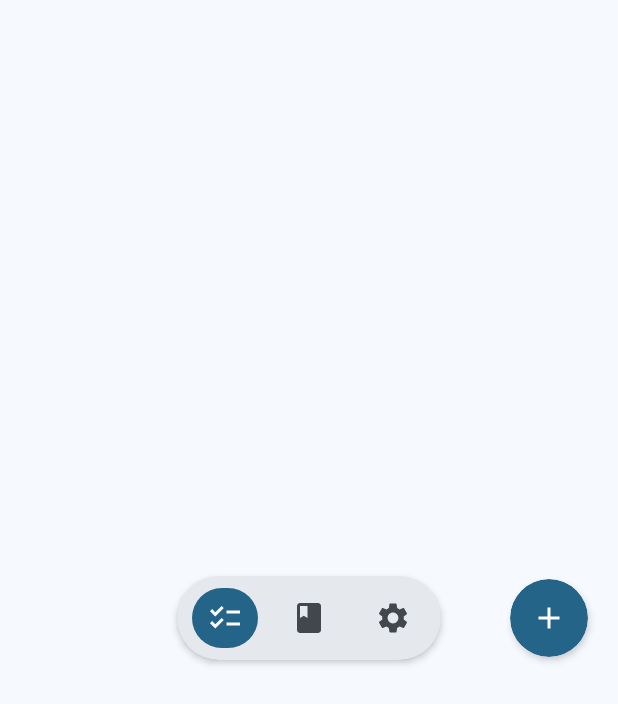
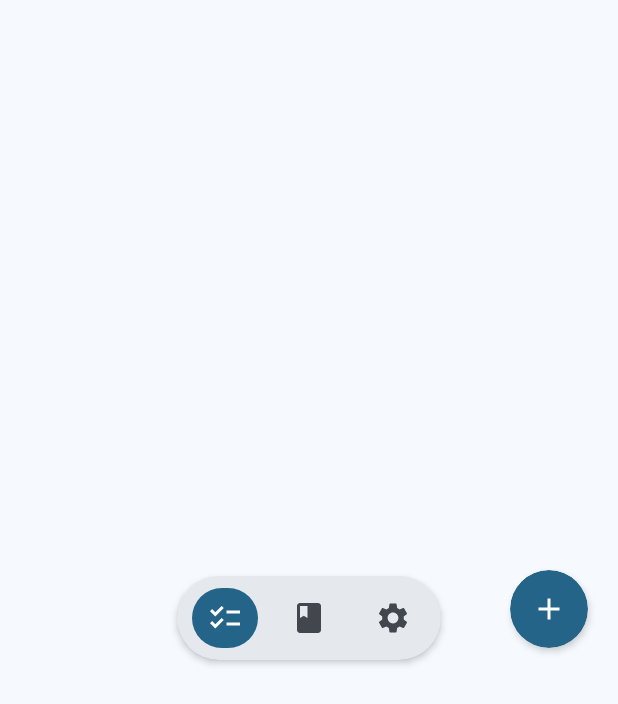
Before and after one commit to agustin-meza99/NotallyU-UNAMAD, an Android app built with Jetpack Compose: the @Preview function VistaPreviaClusterConFab, on a phone screen of 412 x 824 dp. Shown: the top 704 px of the screen. Run offline under Robolectric (Android 15) with nearby library versions, the phone set to English and light mode, and no system bars; Roboto replaces fonts that are not available here.

Commit message:
fix(cursos): mueve el FAB abajo sobre la barra flotante
Se extrae el FAB de Hoy (FloatingNavBar) a NotallyFab para no duplicar el
estilo: 52 dp circular, primary/onPrimary, icono + y sombra de 3 dp. Cursos
lo reutiliza flotando abajo a la derecha, 16 dp sobre el cluster inferior,
solo cuando hay cursos. La cabecera queda con el bloque de título/contadores.

El contentPadding inferior de la lista sube a rellenoInferiorLista (96 dp),
el mismo criterio que Hoy, para que la última tarjeta no quede bajo el FAB ni
la barra. Sin cambios de datos, tarjetas ni contadores.

```diff
--- a/app/src/main/java/com/example/notally/ui/components/FloatingNavBar.kt
+++ b/app/src/main/java/com/example/notally/ui/components/FloatingNavBar.kt
@@ -9,7 +9,6 @@ import androidx.compose.animation.fadeOut
 import androidx.compose.animation.scaleIn
 import androidx.compose.animation.scaleOut
 import androidx.compose.foundation.background
-import androidx.compose.foundation.clickable
 import androidx.compose.foundation.indication
 import androidx.compose.foundation.interaction.MutableInteractionSource
 import androidx.compose.foundation.layout.Arrangement
@@ -178,9 +177,11 @@ fun FloatingNavBar(
             modifier = Modifier.align(Alignment.CenterEnd),
         ) {
             accionRecordada.value?.let { accion ->
-                BotonAccionPrincipal(
+                NotallyFab(
                     alPulsar = accion,
                     descripcion = descripcionAccionPrincipal,
+                    // El FAB sobresale 6 dp del borde superior de la píldora (§6).
+                    modifier = Modifier.offset(y = (-6).dp),
                 )
             }
         }
@@ -293,38 +294,6 @@ private fun DestinoCluster(item: FloatingNavItem) {
     }
 }
 
-@Composable
-private fun BotonAccionPrincipal(
-    alPulsar: () -> Unit,
-    descripcion: String,
-) {
-    val colores = MaterialTheme.colorScheme
-    var enfocado by remember { mutableStateOf(false) }
-
-    Box(
-        modifier = Modifier
-            .size(52.dp)
-            .onFocusChanged { enfocado = it.isFocused }
-            .anilloFoco(visible = enfocado, shape = CircleShape)
-            .shadow(elevation = ElevacionCluster, shape = CircleShape)
-            .clip(CircleShape)
-            .background(colores.primary)
-            .clickable(
-                role = Role.Button,
-                onClick = alPulsar,
-            )
-            .semantics { contentDescription = descripcion },
-        contentAlignment = Alignment.Center,
-    ) {
-        Icon(
-            painter = painterResource(R.drawable.ic_add),
-            contentDescription = null,
-            tint = colores.onPrimary,
-            modifier = Modifier.size(24.dp),
-        )
-    }
-}
-
 @Preview(name = "Cluster con FAB", showBackground = true)
 @Composable
 private fun VistaPreviaClusterConFab() {
--- /dev/null
+++ b/app/src/main/java/com/example/notally/ui/components/NotallyFab.kt
@@ -0,0 +1,66 @@
+package com.example.notally.ui.components
+
+import androidx.compose.foundation.background
+import androidx.compose.foundation.clickable
+import androidx.compose.foundation.layout.Box
+import androidx.compose.foundation.layout.size
+import androidx.compose.foundation.shape.CircleShape
+import androidx.compose.material3.Icon
+import androidx.compose.material3.MaterialTheme
+import androidx.compose.runtime.Composable
+import androidx.compose.runtime.getValue
+import androidx.compose.runtime.mutableStateOf
+import androidx.compose.runtime.remember
+import androidx.compose.runtime.setValue
+import androidx.compose.ui.Alignment
+import androidx.compose.ui.Modifier
+import androidx.compose.ui.draw.clip
+import androidx.compose.ui.draw.shadow
+import androidx.compose.ui.focus.onFocusChanged
+import androidx.compose.ui.res.painterResource
+import androidx.compose.ui.semantics.Role
+import androidx.compose.ui.semantics.contentDescription
+import androidx.compose.ui.semantics.semantics
+import androidx.compose.ui.unit.dp
+import com.example.notally.R
+
+/**
+ * FAB principal de la app (§6, §7.10): 52 dp circular, `primary`/`onPrimary`,
+ * sombra de 3 dp e icono "+" de 24 dp, con anillo de foco.
+ *
+ * Es el mismo botón que Hoy incrusta en el cluster inferior y el que Cursos
+ * coloca flotando sobre la barra. El llamador decide posición y descripción;
+ * el estilo no se duplica.
+ */
+@Composable
+fun NotallyFab(
+    alPulsar: () -> Unit,
+    descripcion: String,
+    modifier: Modifier = Modifier,
+) {
+    val colores = MaterialTheme.colorScheme
+    var enfocado by remember { mutableStateOf(false) }
+
+    Box(
+        modifier = modifier
+            .size(52.dp)
+            .onFocusChanged { enfocado = it.isFocused }
+            .anilloFoco(visible = enfocado, shape = CircleShape)
+            .shadow(elevation = 3.dp, shape = CircleShape)
+            .clip(CircleShape)
+            .background(colores.primary)
+            .clickable(
+                role = Role.Button,
+                onClick = alPulsar,
+            )
+            .semantics { contentDescription = descripcion },
+        contentAlignment = Alignment.Center,
+    ) {
+        Icon(
+            painter = painterResource(R.drawable.ic_add),
+            contentDescription = null,
+            tint = colores.onPrimary,
+            modifier = Modifier.size(24.dp),
+        )
+    }
+}
```
Also changed, not shown: app/src/main/java/com/example/notally/ui/cursos/CursosScreen.kt (+28 -48 lines).
